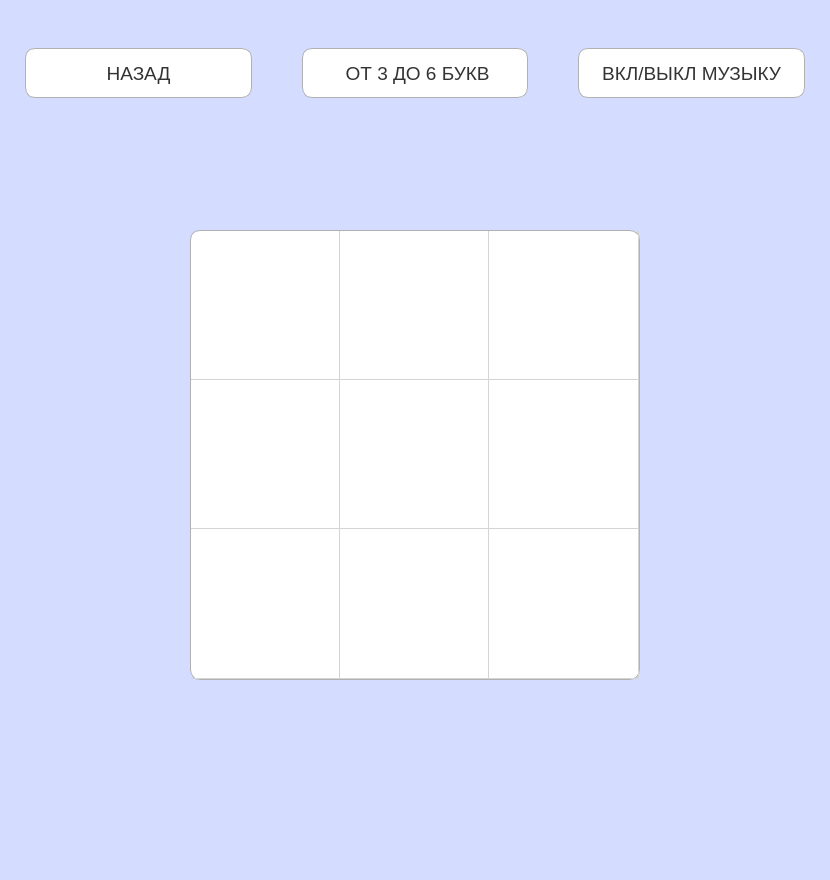
Before: the Qt Designer form secwindow3x3.ui in nikulb855/fillwords, drawn with Qt 5.
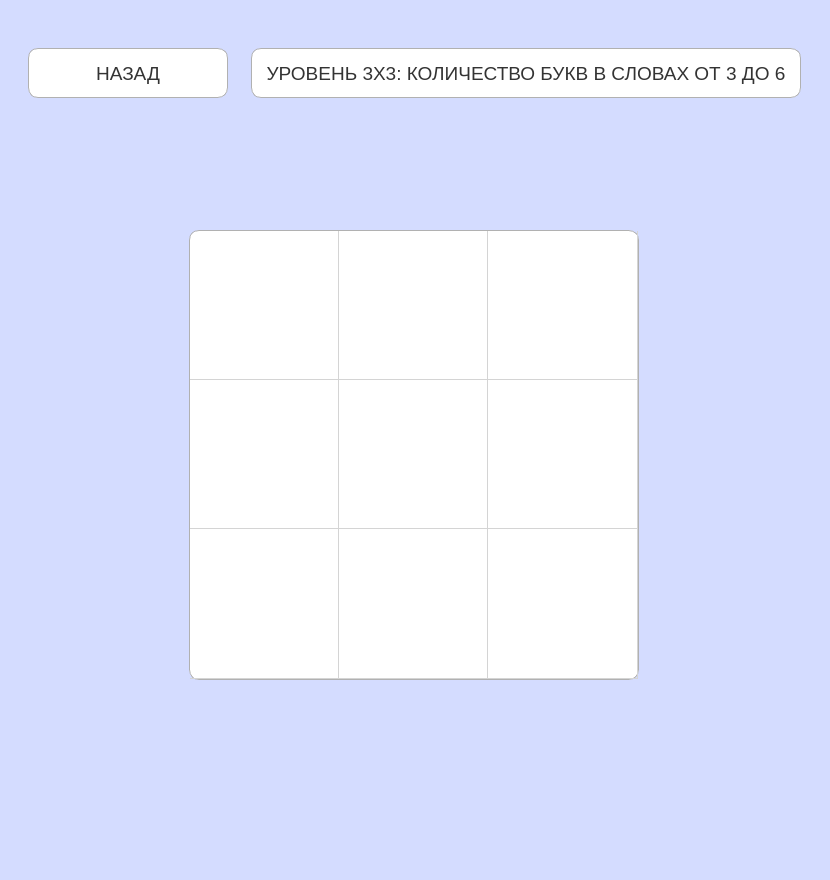
After: the same form once the commit is applied.

Patch:
```diff
--- a/secwindow3x3.ui
+++ b/secwindow3x3.ui
@@ -120,7 +120,7 @@
 border: 1px solid #b1b1b1;
 }</string>
    </property>
-   <layout class="QGridLayout" name="gridLayout_2" rowstretch="0,0" columnstretch="0,0,0" rowminimumheight="0,0">
+   <layout class="QGridLayout" name="gridLayout_2" rowstretch="0,0" columnstretch="0,0">
     <property name="sizeConstraint">
      <enum>QLayout::SetDefaultConstraint</enum>
     </property>
@@ -137,54 +137,22 @@
      <number>400</number>
     </property>
     <property name="horizontalSpacing">
-     <number>50</number>
+     <number>20</number>
     </property>
     <property name="verticalSpacing">
      <number>150</number>
     </property>
-    <item row="0" column="0">
-     <widget class="QPushButton" name="back">
-      <property name="sizePolicy">
-       <sizepolicy hsizetype="Expanding" vsizetype="Expanding">
-        <horstretch>0</horstretch>
-        <verstretch>0</verstretch>
-       </sizepolicy>
-      </property>
-      <property name="minimumSize">
-       <size>
-        <width>50</width>
-        <height>50</height>
-       </size>
-      </property>
-      <property name="maximumSize">
-       <size>
-        <width>16777215</width>
-        <height>14</height>
-       </size>
-      </property>
-      <property name="font">
-       <font>
-        <pointsize>14</pointsize>
-        <weight>50</weight>
-        <bold>false</bold>
-       </font>
-      </property>
-      <property name="text">
-       <string>НАЗАД</string>
-      </property>
-     </widget>
-    </item>
-    <item row="0" column="2">
+    <item row="0" column="1">
      <widget class="QPushButton" name="music">
       <property name="sizePolicy">
-       <sizepolicy hsizetype="Expanding" vsizetype="Expanding">
+       <sizepolicy hsizetype="Fixed" vsizetype="Expanding">
         <horstretch>0</horstretch>
         <verstretch>0</verstretch>
        </sizepolicy>
       </property>
       <property name="minimumSize">
        <size>
-        <width>50</width>
+        <width>550</width>
         <height>50</height>
        </size>
       </property>
@@ -208,27 +176,27 @@
        </font>
       </property>
       <property name="text">
-       <string>ВКЛ/ВЫКЛ МУЗЫКУ</string>
+       <string>УРОВЕНЬ 3X3: КОЛИЧЕСТВО БУКВ В СЛОВАХ ОТ 3 ДО 6</string>
       </property>
       <property name="iconSize">
        <size>
-        <width>16</width>
-        <height>16</height>
+        <width>30</width>
+        <height>30</height>
        </size>
       </property>
      </widget>
     </item>
-    <item row="0" column="1">
-     <widget class="QLabel" name="countlevel">
+    <item row="0" column="0">
+     <widget class="QPushButton" name="back">
       <property name="sizePolicy">
-       <sizepolicy hsizetype="Expanding" vsizetype="Expanding">
+       <sizepolicy hsizetype="Fixed" vsizetype="Expanding">
         <horstretch>0</horstretch>
         <verstretch>0</verstretch>
        </sizepolicy>
       </property>
       <property name="minimumSize">
        <size>
-        <width>50</width>
+        <width>200</width>
         <height>50</height>
        </size>
       </property>
@@ -241,29 +209,16 @@
       <property name="font">
        <font>
         <pointsize>14</pointsize>
+        <weight>50</weight>
+        <bold>false</bold>
        </font>
       </property>
-      <property name="tabletTracking">
-       <bool>true</bool>
-      </property>
-      <property name="contextMenuPolicy">
-       <enum>Qt::PreventContextMenu</enum>
-      </property>
-      <property name="layoutDirection">
-       <enum>Qt::LeftToRight</enum>
-      </property>
-      <property name="autoFillBackground">
-       <bool>false</bool>
-      </property>
       <property name="text">
-       <string> ОТ 3 ДО 6 БУКВ</string>
-      </property>
-      <property name="alignment">
-       <set>Qt::AlignCenter</set>
+       <string>НАЗАД</string>
       </property>
      </widget>
     </item>
-    <item row="1" column="0" colspan="3" alignment="Qt::AlignHCenter|Qt::AlignVCenter">
+    <item row="1" column="0" colspan="2" alignment="Qt::AlignHCenter|Qt::AlignVCenter">
      <widget class="QTableWidget" name="tableWidget">
       <property name="enabled">
        <bool>true</bool>
@@ -288,7 +243,7 @@
       </property>
       <property name="font">
        <font>
-        <pointsize>24</pointsize>
+        <pointsize>30</pointsize>
        </font>
       </property>
       <property name="layoutDirection">
```
Left out of the diff: 2 changed lines with no effect on the pictures.
